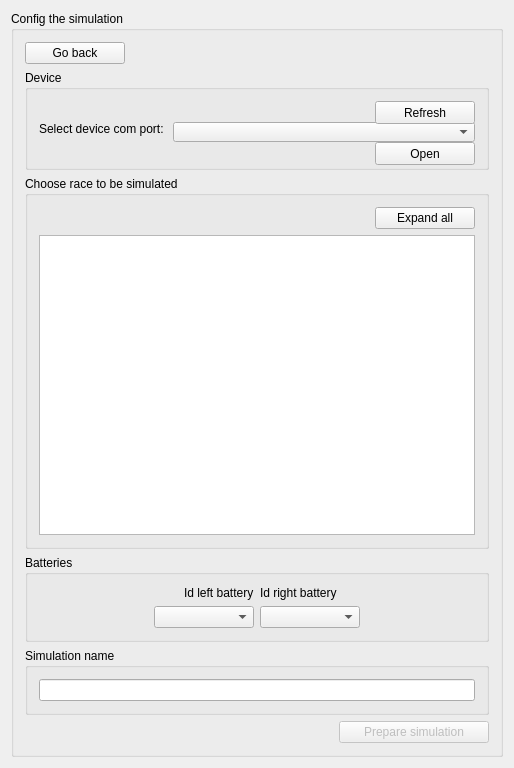
This is discharger/discharger/discharger/WgtSimConfig.ui in AdamStalica/discharger as Qt 5 draws it before an edit. The edited form follows.
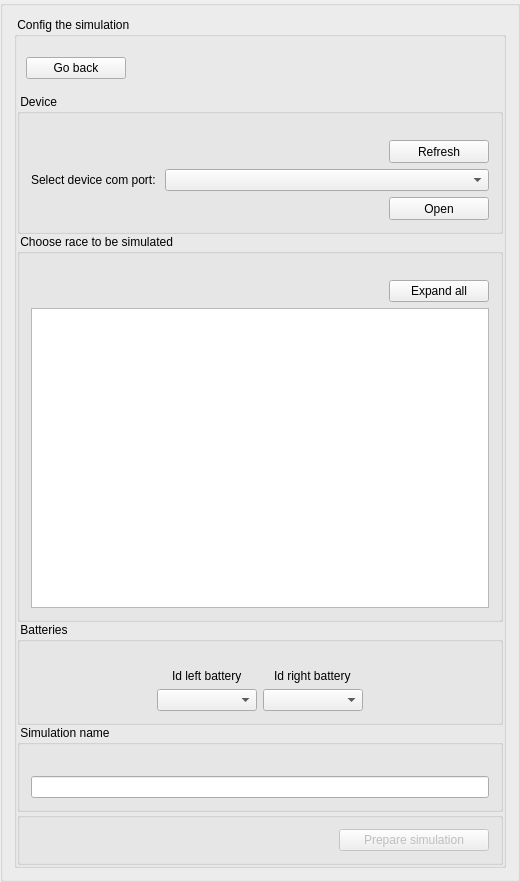
This is the edited form.

Commit message: backend & testingClass for serial port. Embedded: dac class completed

Patch:
```diff
--- a/discharger/discharger/discharger/WgtSimConfig.ui
+++ b/discharger/discharger/discharger/WgtSimConfig.ui
@@ -6,8 +6,8 @@
    <rect>
     <x>0</x>
     <y>0</y>
-    <width>510</width>
-    <height>714</height>
+    <width>512</width>
+    <height>857</height>
    </rect>
   </property>
   <property name="sizePolicy">
@@ -20,10 +20,37 @@
    <string>WgtSimConfig</string>
   </property>
   <layout class="QVBoxLayout" name="verticalLayout_2">
+   <property name="spacing">
+    <number>0</number>
+   </property>
+   <property name="leftMargin">
+    <number>0</number>
+   </property>
+   <property name="topMargin">
+    <number>0</number>
+   </property>
+   <property name="rightMargin">
+    <number>0</number>
+   </property>
+   <property name="bottomMargin">
+    <number>0</number>
+   </property>
+   <item>
+    <widget class="QGroupBox" name="groupBox_5">
+     <property name="sizePolicy">
+      <sizepolicy hsizetype="Maximum" vsizetype="Minimum">
+       <horstretch>0</horstretch>
+       <verstretch>0</verstretch>
+      </sizepolicy>
+     </property>
+     <property name="title">
+      <string/>
+     </property>
+     <layout class="QVBoxLayout" name="verticalLayout_5">
    <item>
     <widget class="QGroupBox" name="groupBox_3">
      <property name="sizePolicy">
-      <sizepolicy hsizetype="Maximum" vsizetype="Maximum">
+         <sizepolicy hsizetype="Maximum" vsizetype="Minimum">
        <horstretch>0</horstretch>
        <verstretch>0</verstretch>
       </sizepolicy>
@@ -35,10 +62,62 @@
       </size>
      </property>
      <property name="title">
-      <string>Config the simulation</string>
+         <string> Config the simulation </string>
      </property>
      <layout class="QVBoxLayout" name="verticalLayout">
+         <property name="spacing">
+          <number>0</number>
+         </property>
+         <property name="leftMargin">
+          <number>0</number>
+         </property>
+         <property name="topMargin">
+          <number>0</number>
+         </property>
+         <property name="rightMargin">
+          <number>0</number>
+         </property>
+         <property name="bottomMargin">
+          <number>0</number>
+         </property>
       <item>
+          <spacer name="horizontalSpacer">
+           <property name="orientation">
+            <enum>Qt::Vertical</enum>
+           </property>
+           <property name="sizeType">
+            <enum>QSizePolicy::Maximum</enum>
+           </property>
+           <property name="sizeHint" stdset="0">
+            <size>
+             <width>1</width>
+             <height>20</height>
+            </size>
+           </property>
+          </spacer>
+         </item>
+         <item>
+          <layout class="QHBoxLayout" name="horizontalLayout">
+           <property name="spacing">
+            <number>0</number>
+           </property>
+           <item>
+            <spacer name="verticalSpacer_4">
+             <property name="orientation">
+              <enum>Qt::Horizontal</enum>
+             </property>
+             <property name="sizeType">
+              <enum>QSizePolicy::Maximum</enum>
+             </property>
+             <property name="sizeHint" stdset="0">
+              <size>
+               <width>9</width>
+               <height>9</height>
+              </size>
+             </property>
+            </spacer>
+           </item>
+           <item alignment="Qt::AlignLeft">
        <widget class="QPushButton" name="go_back_btn">
         <property name="sizePolicy">
          <sizepolicy hsizetype="Maximum" vsizetype="Fixed">
@@ -58,6 +137,37 @@
        </widget>
       </item>
       <item>
+            <spacer name="verticalSpacer">
+             <property name="orientation">
+              <enum>Qt::Horizontal</enum>
+             </property>
+             <property name="sizeHint" stdset="0">
+              <size>
+               <width>40</width>
+               <height>20</height>
+              </size>
+             </property>
+            </spacer>
+           </item>
+          </layout>
+         </item>
+         <item>
+          <spacer name="horizontalSpacer_6">
+           <property name="orientation">
+            <enum>Qt::Vertical</enum>
+           </property>
+           <property name="sizeType">
+            <enum>QSizePolicy::Maximum</enum>
+           </property>
+           <property name="sizeHint" stdset="0">
+            <size>
+             <width>20</width>
+             <height>15</height>
+            </size>
+           </property>
+          </spacer>
+         </item>
+         <item>
        <widget class="QGroupBox" name="dev_box">
         <property name="sizePolicy">
          <sizepolicy hsizetype="Preferred" vsizetype="Maximum">
@@ -68,14 +178,14 @@
         <property name="maximumSize">
          <size>
           <width>16777215</width>
-          <height>100</height>
+             <height>16777215</height>
          </size>
         </property>
         <property name="title">
-         <string>Device</string>
+            <string> Device </string>
         </property>
         <layout class="QGridLayout" name="gridLayout">
-         <item row="1" column="0">
+            <item row="2" column="0">
           <widget class="QLabel" name="label">
            <property name="sizePolicy">
             <sizepolicy hsizetype="Maximum" vsizetype="Preferred">
@@ -88,26 +198,7 @@
            </property>
           </widget>
          </item>
-         <item row="2" column="1" alignment="Qt::AlignRight">
-          <widget class="QPushButton" name="open_com_btn">
-           <property name="sizePolicy">
-            <sizepolicy hsizetype="Maximum" vsizetype="Maximum">
-             <horstretch>0</horstretch>
-             <verstretch>0</verstretch>
-            </sizepolicy>
-           </property>
-           <property name="minimumSize">
-            <size>
-             <width>100</width>
-             <height>23</height>
-            </size>
-           </property>
-           <property name="text">
-            <string>Open</string>
-           </property>
-          </widget>
-         </item>
-         <item row="1" column="1">
+            <item row="2" column="1">
           <widget class="QComboBox" name="ports_list">
            <property name="sizePolicy">
             <sizepolicy hsizetype="Expanding" vsizetype="Minimum">
@@ -123,7 +214,7 @@
            </property>
           </widget>
          </item>
-         <item row="0" column="1" alignment="Qt::AlignRight">
+            <item row="1" column="1" alignment="Qt::AlignRight">
           <widget class="QPushButton" name="refresh_btn">
            <property name="sizePolicy">
             <sizepolicy hsizetype="Maximum" vsizetype="Maximum">
@@ -142,6 +233,38 @@
            </property>
           </widget>
          </item>
+            <item row="3" column="1" alignment="Qt::AlignRight">
+             <widget class="QPushButton" name="open_com_btn">
+              <property name="sizePolicy">
+               <sizepolicy hsizetype="Maximum" vsizetype="Maximum">
+                <horstretch>0</horstretch>
+                <verstretch>0</verstretch>
+               </sizepolicy>
+              </property>
+              <property name="minimumSize">
+               <size>
+                <width>100</width>
+                <height>23</height>
+               </size>
+              </property>
+              <property name="text">
+               <string>Open</string>
+              </property>
+             </widget>
+            </item>
+            <item row="0" column="0" colspan="2">
+             <spacer name="horizontalSpacer_3">
+              <property name="orientation">
+               <enum>Qt::Vertical</enum>
+              </property>
+              <property name="sizeHint" stdset="0">
+               <size>
+                <width>20</width>
+                <height>15</height>
+               </size>
+              </property>
+             </spacer>
+            </item>
         </layout>
        </widget>
       </item>
@@ -154,9 +277,22 @@
          </sizepolicy>
         </property>
         <property name="title">
-         <string>Choose race to be simulated</string>
+            <string> Choose race to be simulated </string>
         </property>
         <layout class="QVBoxLayout" name="verticalLayout_3">
+            <item>
+             <spacer name="horizontalSpacer_2">
+              <property name="orientation">
+               <enum>Qt::Vertical</enum>
+              </property>
+              <property name="sizeHint" stdset="0">
+               <size>
+                <width>20</width>
+                <height>15</height>
+               </size>
+              </property>
+             </spacer>
+            </item>
          <item alignment="Qt::AlignRight">
           <widget class="QPushButton" name="expand_btn">
            <property name="sizePolicy">
@@ -200,11 +336,30 @@
       </item>
       <item>
        <widget class="QGroupBox" name="groupBox">
+           <property name="sizePolicy">
+            <sizepolicy hsizetype="Preferred" vsizetype="Maximum">
+             <horstretch>0</horstretch>
+             <verstretch>0</verstretch>
+            </sizepolicy>
+           </property>
         <property name="title">
-         <string>Batteries</string>
+            <string> Batteries </string>
         </property>
         <layout class="QGridLayout" name="gridLayout_2">
-         <item row="1" column="0" alignment="Qt::AlignRight">
+            <item row="1" column="0" rowspan="3">
+             <spacer name="verticalSpacer_2">
+              <property name="orientation">
+               <enum>Qt::Horizontal</enum>
+              </property>
+              <property name="sizeHint" stdset="0">
+               <size>
+                <width>40</width>
+                <height>20</height>
+               </size>
+              </property>
+             </spacer>
+            </item>
+            <item row="3" column="1" alignment="Qt::AlignHCenter">
           <widget class="QComboBox" name="id_batt_left">
            <property name="sizePolicy">
             <sizepolicy hsizetype="Maximum" vsizetype="Fixed">
@@ -220,14 +375,27 @@
            </property>
           </widget>
          </item>
-         <item row="0" column="0" alignment="Qt::AlignRight">
+            <item row="1" column="3" rowspan="3">
+             <spacer name="verticalSpacer_3">
+              <property name="orientation">
+               <enum>Qt::Horizontal</enum>
+              </property>
+              <property name="sizeHint" stdset="0">
+               <size>
+                <width>40</width>
+                <height>20</height>
+               </size>
+              </property>
+             </spacer>
+            </item>
+            <item row="2" column="1" alignment="Qt::AlignHCenter">
           <widget class="QLabel" name="label_2">
            <property name="text">
             <string>Id left battery</string>
            </property>
           </widget>
          </item>
-         <item row="1" column="1" alignment="Qt::AlignLeft">
+            <item row="3" column="2" alignment="Qt::AlignHCenter">
           <widget class="QComboBox" name="id_batt_right">
            <property name="sizePolicy">
             <sizepolicy hsizetype="Maximum" vsizetype="Fixed">
@@ -243,28 +411,66 @@
            </property>
           </widget>
          </item>
-         <item row="0" column="1" alignment="Qt::AlignLeft">
+            <item row="2" column="2" alignment="Qt::AlignHCenter">
           <widget class="QLabel" name="label_3">
            <property name="text">
             <string>Id right battery</string>
            </property>
           </widget>
          </item>
+            <item row="1" column="1" colspan="2">
+             <spacer name="horizontalSpacer_4">
+              <property name="orientation">
+               <enum>Qt::Vertical</enum>
+              </property>
+              <property name="sizeHint" stdset="0">
+               <size>
+                <width>20</width>
+                <height>10</height>
+               </size>
+              </property>
+             </spacer>
+            </item>
         </layout>
        </widget>
       </item>
       <item>
        <widget class="QGroupBox" name="groupBox_4">
+           <property name="sizePolicy">
+            <sizepolicy hsizetype="Preferred" vsizetype="Maximum">
+             <horstretch>0</horstretch>
+             <verstretch>0</verstretch>
+            </sizepolicy>
+           </property>
         <property name="title">
-         <string>Simulation name</string>
+            <string> Simulation name </string>
         </property>
         <layout class="QVBoxLayout" name="verticalLayout_4">
+            <item>
+             <spacer name="horizontalSpacer_5">
+              <property name="orientation">
+               <enum>Qt::Horizontal</enum>
+              </property>
+              <property name="sizeHint" stdset="0">
+               <size>
+                <width>40</width>
+                <height>20</height>
+               </size>
+              </property>
+             </spacer>
+            </item>
          <item>
           <widget class="QLineEdit" name="sim_name"/>
          </item>
         </layout>
        </widget>
       </item>
+         <item>
+          <widget class="QGroupBox" name="groupBox_6">
+           <property name="title">
+            <string/>
+           </property>
+           <layout class="QVBoxLayout" name="verticalLayout_6">
       <item alignment="Qt::AlignRight">
        <widget class="QPushButton" name="prep_sim_btn">
         <property name="enabled">
@@ -285,6 +491,12 @@
         <property name="text">
          <string>Prepare simulation</string>
         </property>
+             </widget>
+            </item>
+           </layout>
+          </widget>
+         </item>
+        </layout>
        </widget>
       </item>
      </layout>
```
Lines whose indentation alone changed are shown as unchanged. The commit also changes 44 other files.
